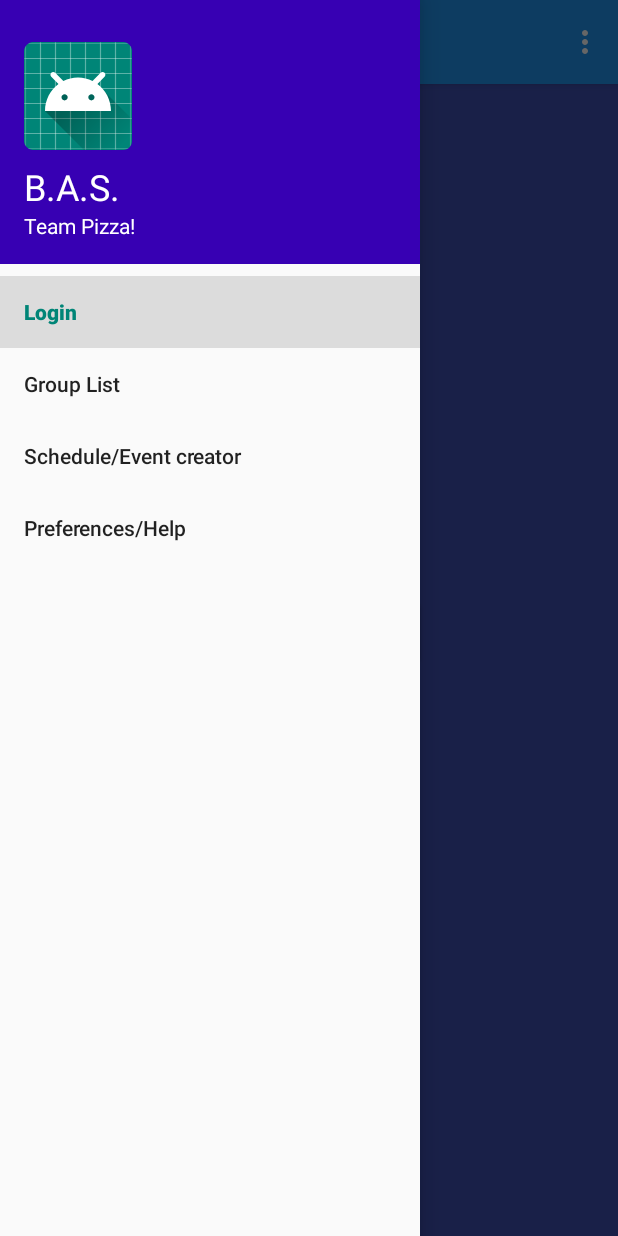
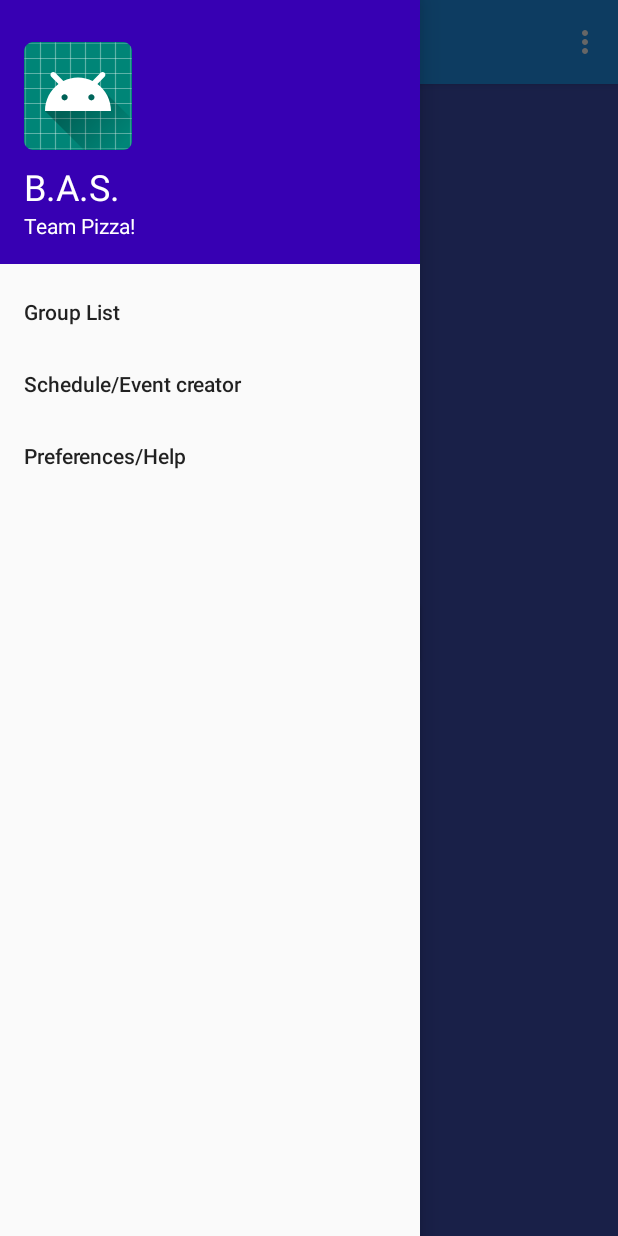
Before and after one commit to team-pizza/frontend, an Android app: the screen it shows after launch (MainActivity), with the side drawer open, on a phone screen of 412 x 824 dp. Run offline under Robolectric (Android 15) with nearby library versions, the phone set to English and light mode, and no system bars; our stand-ins replace navigation-ui.

Commit message:
Changed Settings to Log Out

```diff
--- a/app/src/main/res/menu/activity_main_drawer.xml
+++ b/app/src/main/res/menu/activity_main_drawer.xml
@@ -4,9 +4,6 @@
     tools:showIn="navigation_view">
 
     <group android:checkableBehavior="single">
-        <item
-            android:id="@+id/loginFragment"
-            android:title="@string/menu_login" />
         <item
             android:id="@+id/groupListFragment"
             android:title="@string/menu_group_list" />
--- a/app/src/main/res/menu/main.xml
+++ b/app/src/main/res/menu/main.xml
@@ -2,8 +2,8 @@
 <menu xmlns:android="http://schemas.android.com/apk/res/android"
     xmlns:app="http://schemas.android.com/apk/res-auto">
     <item
-        android:id="@+id/action_settings"
+        android:id="@+id/action_logout"
         android:orderInCategory="100"
-        android:title="@string/action_settings"
+        android:title="@string/menu_logout"
         app:showAsAction="never" />
 </menu>
--- a/app/src/main/res/values/strings.xml
+++ b/app/src/main/res/values/strings.xml
@@ -26,4 +26,5 @@
     <string name="back_button_label">Back</string>
     <string name="refresh_button_label" >Refresh</string>
     <string name="group_member_name">Name 01</string>
+    <string name="menu_logout">Log Out</string>
 </resources>
```
